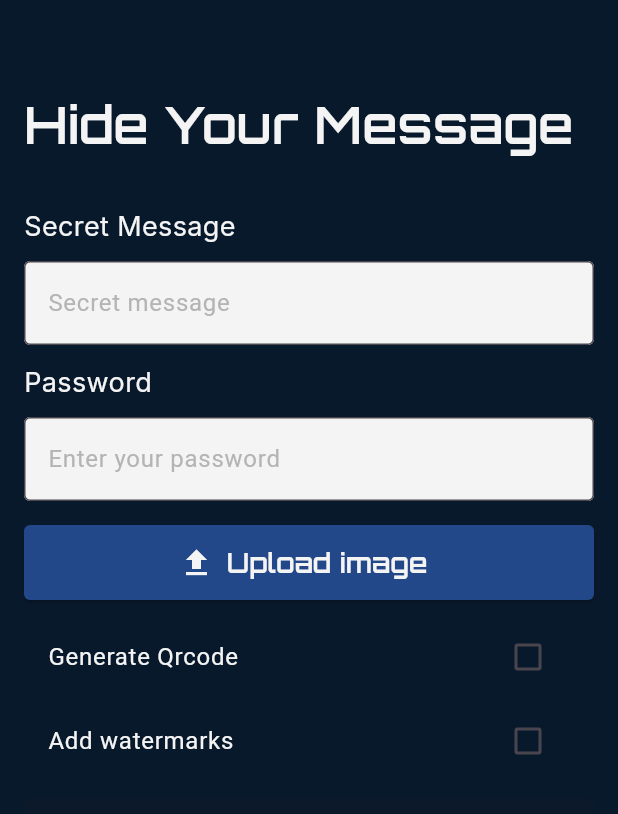
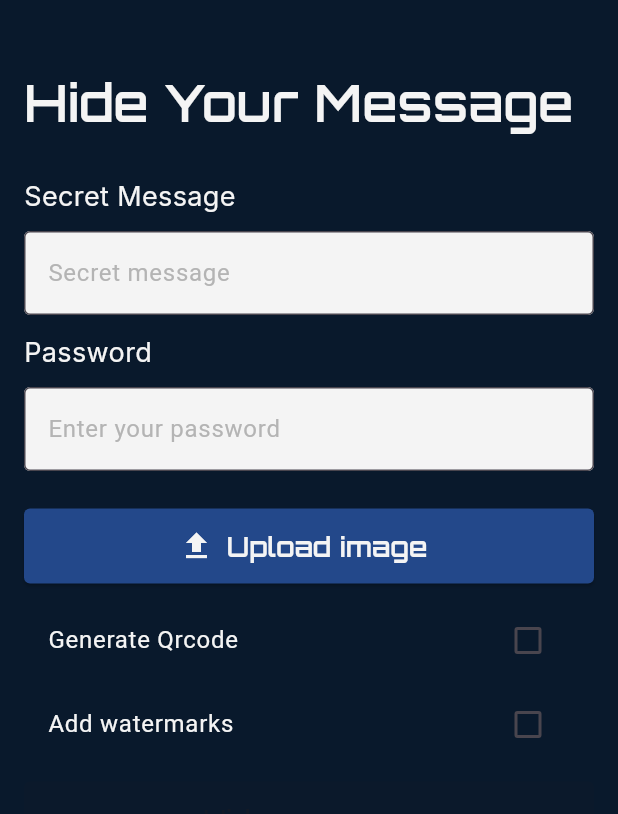
Before and after one commit to Malak-Atieh/SilentPixel, a Flutter app: the HideMessageScreen screen opened directly, on a phone screen of 412 x 824 dp, the part 72-886 px from its top. Run offline on Flutter 3.47's test engine with Material 3 defaults, Android fonts, the phone set to English and light mode, and no system bars; our stand-ins replace font_awesome_flutter, image_picker; project files that could hold a hidden picture were left out.

Commit message:
added spacing between inputs

```diff
--- a/frontend/lib/pages/encode.dart
+++ b/frontend/lib/pages/encode.dart
@@ -6,7 +6,6 @@ class HideMessageScreen extends StatefulWidget {
   @override
   _HideMessageScreenState createState() => _HideMessageScreenState();
 }
-
 
 class _HideMessageScreenState extends State<HideMessageScreen> {
   final TextEditingController _messageController = TextEditingController();
@@ -88,7 +87,7 @@ class _HideMessageScreenState extends State<HideMessageScreen> {
         child: Column(
           crossAxisAlignment: CrossAxisAlignment.start,
           children: [
-            SizedBox(height: 35),
+            SizedBox(height: 20),
             Text(
               'Hide Your Message',
               style: TextStyle(
@@ -98,7 +97,7 @@ class _HideMessageScreenState extends State<HideMessageScreen> {
                   fontSize: 34,
               )
             ),
-            SizedBox(height: 30),
+            SizedBox(height: 25),
             Text(
                 'Secret Message',
                 style: TextStyle(
@@ -123,7 +122,7 @@ class _HideMessageScreenState extends State<HideMessageScreen> {
             SizedBox(height: 10),
             _buildTextField(_passwordController, 'Enter your password',
             obscure: true),
-            SizedBox(height: 16),
+            SizedBox(height: 25),
             ElevatedButton.icon(
               onPressed: _pickImage,
               icon: Icon(
```
